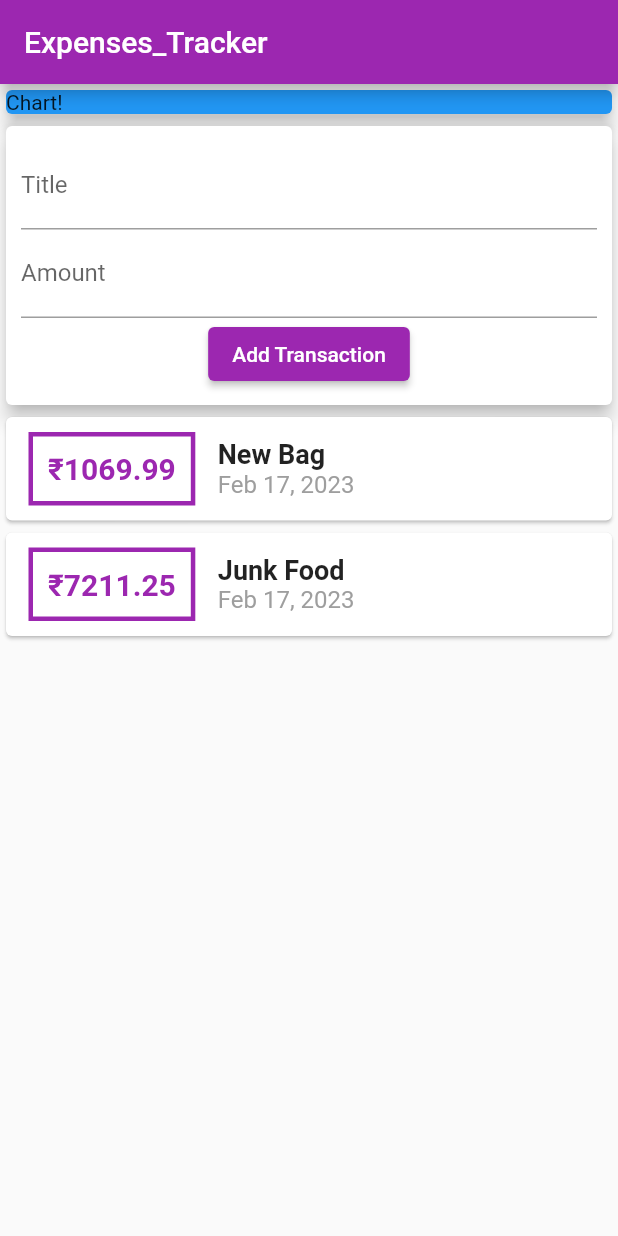
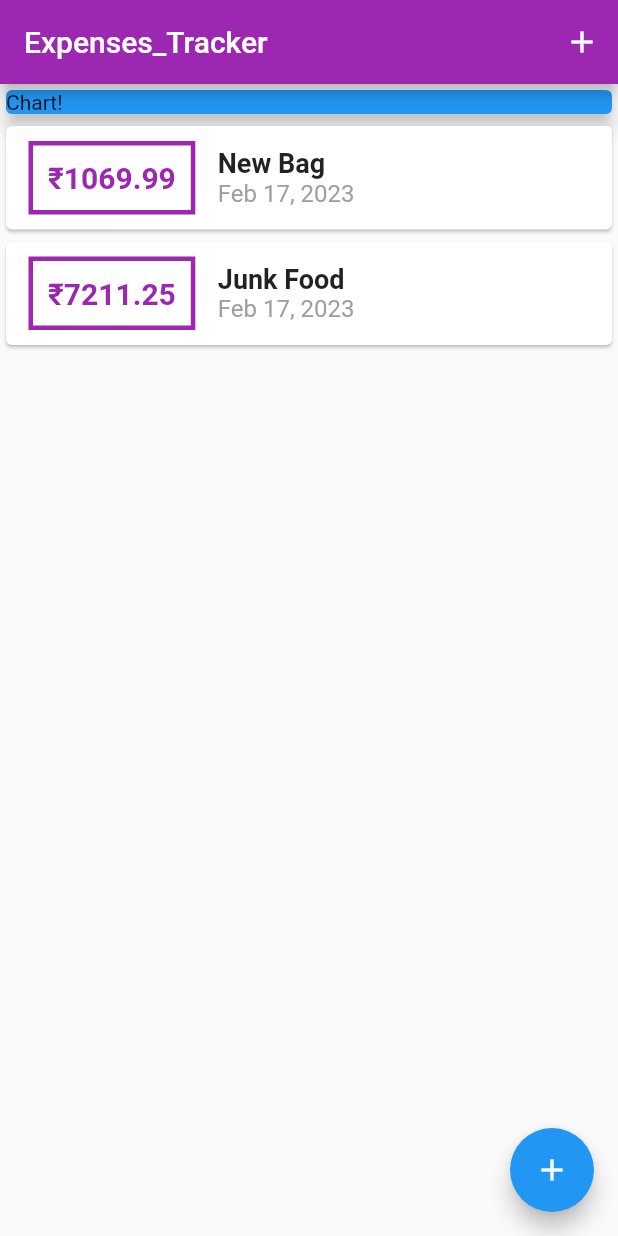
Before and after one commit to SiddharthKoyugura/CashControl, a Flutter app: the screen it shows after launch, on a phone screen of 412 x 824 dp. Run offline on Flutter 3.47's test engine with Material 2 defaults, Android fonts, the phone set to English and light mode, and no system bars.

```diff
--- a/lib/main.dart
+++ b/lib/main.dart
@@ -1,7 +1,9 @@
 // ignore_for_file: sized_box_for_whitespace
 
 import 'package:flutter/material.dart';
-import 'widgets/user_transactions.dart';
+import 'widgets/transaction_list.dart';
+import 'widgets/new_transaction.dart';
+import 'models/transaction.dart';
 
 void main() => runApp(const MyApp());
 
@@ -17,8 +19,53 @@ class MyApp extends StatelessWidget {
   }
 }
 
-class MyHomePage extends StatelessWidget {
+class MyHomePage extends StatefulWidget {
   const MyHomePage({super.key});
+
+  @override
+  State<MyHomePage> createState() => _MyHomePageState();
+}
+
+class _MyHomePageState extends State<MyHomePage> {
+  final List<Transaction> _userTransactions = [
+    Transaction(
+      id: "t1",
+      title: "New Bag",
+      amount: 1069.99,
+      date: DateTime.now(),
+    ),
+    Transaction(
+      id: "t2",
+      title: "Junk Food",
+      amount: 7211.25,
+      date: DateTime.now(),
+    ),
+  ];
+
+  void _addNewTransaction(String title, double amount) {
+    final newTransaction = Transaction(
+      id: DateTime.now().toString(),
+      title: title,
+      amount: amount,
+      date: DateTime.now(),
+    );
+    setState(() {
+      _userTransactions.add(newTransaction);
+    });
+  }
+
+  void _startAddNewTransaction(BuildContext ctx) {
+    showModalBottomSheet(
+      context: ctx,
+      builder: (_) {
+        return GestureDetector(
+          onTap: () {},
+          child: NewTransaction(_addNewTransaction),
+          behavior: HitTestBehavior.opaque,
+        );
+      },
+    );
+  }
 
   @override
   Widget build(BuildContext context) {
@@ -26,6 +73,12 @@ class MyHomePage extends StatelessWidget {
       appBar: AppBar(
         title: const Text('Expenses_Tracker'),
         backgroundColor: Colors.purple,
+        actions: <Widget>[
+          IconButton(
+            icon: const Icon(Icons.add),
+            onPressed: () => _startAddNewTransaction(context),
+          )
+        ],
       ),
       body: SingleChildScrollView(
         child: Column(
@@ -40,9 +93,14 @@ class MyHomePage extends StatelessWidget {
                 child: Text("Chart!"),
               ),
             ),
-            const UserTransactions(),
+            TransactionList(_userTransactions),
           ],
         ),
+      ),
+      floatingActionButtonLocation: FloatingActionButtonLocation.endFloat,
+      floatingActionButton: FloatingActionButton(
+        child: Icon(Icons.add),
+        onPressed: () => _startAddNewTransaction(context),
       ),
     );
   }
--- a/lib/widgets/transaction_list.dart
+++ b/lib/widgets/transaction_list.dart
@@ -29,7 +29,7 @@ class TransactionList extends StatelessWidget {
                 ),
                 padding: const EdgeInsets.all(10),
                 child: Text(
-                  '₹${transactions[index].amount}',
+                  '₹${transactions[index].amount.toStringAsFixed(2)}',
                   style: const TextStyle(
                     fontWeight: FontWeight.bold,
                     fontSize: 20,
--- a/lib/widgets/user_transactions.dart
+++ /dev/null
@@ -1,50 +0,0 @@
-import 'package:flutter/material.dart';
-import './transaction_list.dart';
-import './new_transaction.dart';
-import '../models/transaction.dart';
-
-class UserTransactions extends StatefulWidget {
-  const UserTransactions({super.key});
-
-  @override
-  State<UserTransactions> createState() => _UserTransactionsState();
-}
-
-class _UserTransactionsState extends State<UserTransactions> {
-  final List<Transaction> _userTransactions = [
-    Transaction(
-      id: "t1",
-      title: "New Bag",
-      amount: 1069.99,
-      date: DateTime.now(),
-    ),
-    Transaction(
-      id: "t2",
-      title: "Junk Food",
-      amount: 7211.25,
-      date: DateTime.now(),
-    ),
-  ];
-
-  void _addNewTransaction(String title, double amount) {
-    final newTransaction = Transaction(
-      id: DateTime.now().toString(),
-      title: title,
-      amount: amount,
-      date: DateTime.now(),
-    );
-    setState(() {
-      _userTransactions.add(newTransaction);
-    });
-  }
-
-  @override
-  Widget build(BuildContext context) {
-    return Column(
-      children: <Widget>[
-        NewTransaction(_addNewTransaction),
-        TransactionList(_userTransactions),
-      ],
-    );
-  }
-}
```
Also changed, not shown: lib/widgets/new_transaction.dart (+19 -12 lines).
